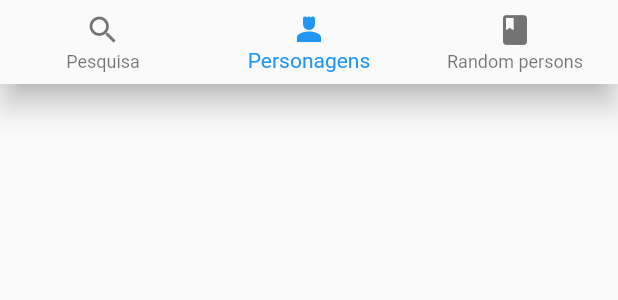
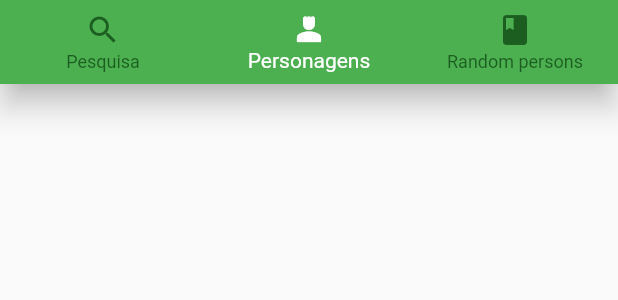
Before and after one commit to BrenoPorfirio/api_rickandmorty, a Flutter app: the NewNavBar widget shown alone on an empty page, opened directly, on a phone screen of 412 x 824 dp. Shown: the top 300 px of the screen. Run offline on Flutter 3.47's test engine with Material 2 defaults, Android fonts, the phone set to English and light mode, and no system bars; our stand-ins replace flutter_hooks; network calls fail.

Commit message:
Versão a ser apresentada

```diff
--- a/lib/home/screens/ui/home.dart
+++ b/lib/home/screens/ui/home.dart
@@ -44,7 +44,7 @@ class _LoginPageState extends State<LoginPage> {
       body: Container(
         decoration: BoxDecoration(
           image: DecorationImage(
-            image: NetworkImage('https://i.imgur.com/f9p6S5j.jpg'),
+            image: NetworkImage('https://i.redd.it/uy470gozpt2b1.jpg'),
             fit: BoxFit.cover,
           ),
         ),
@@ -150,8 +150,12 @@ class NewNavBar extends HookWidget {
   @override
   Widget build(BuildContext context) {
     var state = useState(1);
+    var isDarkMode = Theme.of(context).brightness == Brightness.dark;
 
     return BottomNavigationBar(
+      backgroundColor: Theme.of(context).primaryColor,
+      unselectedItemColor: isDarkMode ? Colors.lightGreen : Colors.green[900], // verde claro para o tema escuro, verde escuro para o tema claro
+      selectedItemColor: isDarkMode ? Colors.white : Colors.white, // verde claro para o tema escuro, verde escuro para o tema claro
       onTap: (index) {
         state.value = index;
         itemSelectedCallback(index);
```
